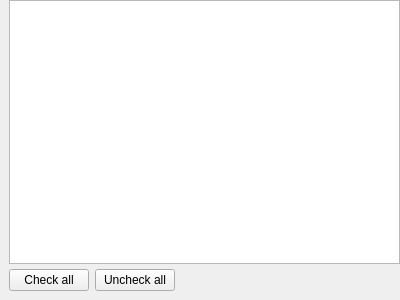
Qt form src/app/ui/forms/CharsetsSettingsPage.ui (Mezomish/juffed) before a commit.
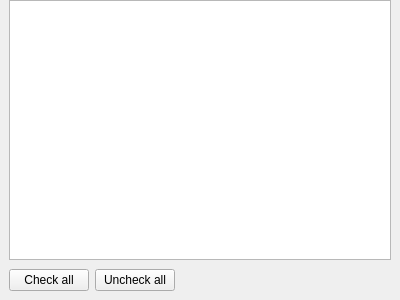
The same form after that commit.

```diff
--- a/src/app/ui/forms/CharsetsSettingsPage.ui
+++ b/src/app/ui/forms/CharsetsSettingsPage.ui
@@ -15,7 +15,7 @@
   </property>
   <layout class="QVBoxLayout">
    <property name="spacing">
-    <number>5</number>
+    <number>9</number>
    </property>
    <property name="leftMargin">
     <number>9</number>
@@ -24,7 +24,7 @@
     <number>0</number>
    </property>
    <property name="rightMargin">
-    <number>0</number>
+    <number>9</number>
    </property>
    <property name="bottomMargin">
     <number>9</number>
```
